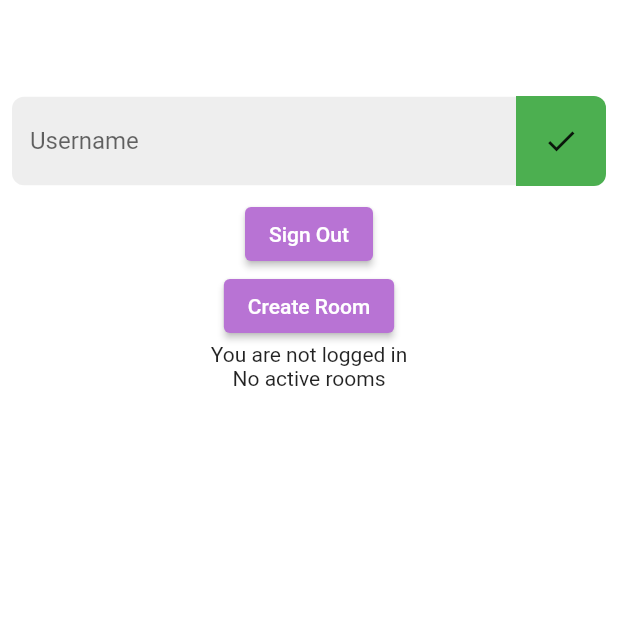
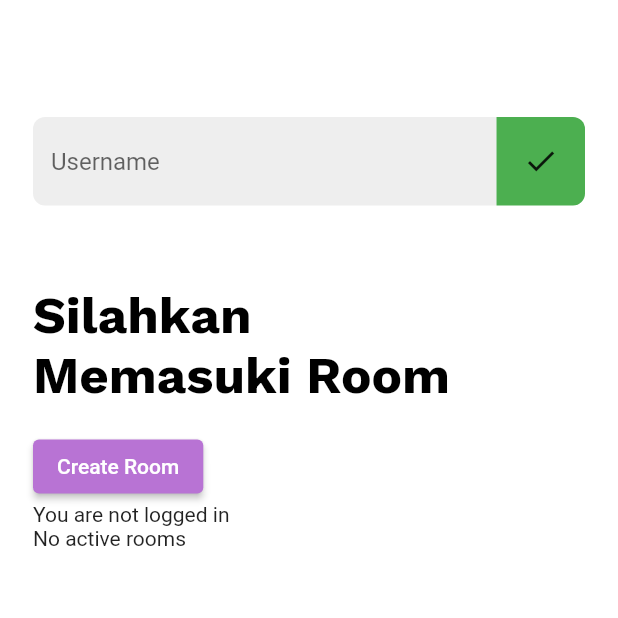
Before and after one commit to indmind/quipan, a Flutter app: the screen it shows after launch, on a phone screen of 412 x 824 dp, the top half of it. Run offline on Flutter 3.47's test engine with Material 2 defaults, Android fonts, the phone set to English and light mode, and no system bars; our stand-ins replace cloud_firestore, dartz, equatable, firebase_auth, firebase_core, flutter_hooks and 4 more; missing offline and left inert: username_gen; accounts and stored records are empty; network calls fail.

Commit message:
Home screen style

```diff
--- a/lib/main.dart
+++ b/lib/main.dart
@@ -26,6 +26,7 @@ class MyApp extends StatelessWidget {
         scaffoldBackgroundColor: kBackgroundColor,
         textTheme: GoogleFonts.workSansTextTheme(const TextTheme(
           bodyText1: TextStyle(color: kTextColor),
+          headline4: TextStyle(color: kTextColor, fontWeight: FontWeight.bold),
         )),
         appBarTheme: const AppBarTheme(
           color: kBackgroundColor,
--- a/lib/presentation/screens/home_screen.dart
+++ b/lib/presentation/screens/home_screen.dart
@@ -16,7 +16,7 @@ class HomeScreen extends HookWidget {
     final authController = useProvider(authControllerProvider);
     final displayNameController =
         useTextEditingController(text: authController?.name);
-    final displayName = useState(authController?.name);
+    final displayName = useState<String?>(authController?.name);
 
     final roomController = useProvider(roomControllerProvider);
     final lobbyController = useProvider(lobbyControllerProvider);
@@ -37,12 +37,12 @@ class HomeScreen extends HookWidget {
         appBar: AppBar(
           title: const Text('Home'),
         ),
-        body: SafeArea(
+        body: Padding(
+          padding: const EdgeInsets.all(22.0),
           child: Column(
+            crossAxisAlignment: CrossAxisAlignment.start,
             children: [
-              Padding(
-                padding: const EdgeInsets.all(8.0),
-                child: Row(
+              Row(
                 children: [
                   Expanded(
                     child: TextField(
@@ -68,7 +68,7 @@ class HomeScreen extends HookWidget {
                     ),
                   ),
                   Container(
-                      padding: const EdgeInsets.all(6.0),
+                    padding: const EdgeInsets.all(5.5),
                     decoration: BoxDecoration(
                       color: authController?.name != displayName.value
                           ? Colors.green
@@ -81,8 +81,8 @@ class HomeScreen extends HookWidget {
                     child: IconButton(
                       onPressed: authController?.name != displayName.value
                           ? () async {
-                                final controller = context
-                                    .read(authControllerProvider.notifier);
+                              final controller =
+                                  context.read(authControllerProvider.notifier);
 
                         await controller.updateDisplayName(
                                   displayNameController.text);
@@ -103,15 +103,20 @@ class HomeScreen extends HookWidget {
                   ),
                 ],
               ),
+              // ElevatedButton(
+              //   onPressed: () {
+              //     final controller =
+              //         context.read(authControllerProvider.notifier);
+              //     controller.signOut();
+              //   },
+              //   child: const Text('Sign Out'),
+              // ),
+              const SizedBox(height: 53),
+              Text(
+                'Silahkan\nMemasuki Room',
+                style: Get.textTheme.headline4,
               ),
-              ElevatedButton(
-                onPressed: () {
-                  final controller =
-                      context.read(authControllerProvider.notifier);
-                  controller.signOut();
-                },
-                child: const Text('Sign Out'),
-              ),
+              const SizedBox(height: 17),
               ElevatedButton(
                 onPressed: () {
                   final controller =
```
Lines whose indentation alone changed are shown as unchanged.
